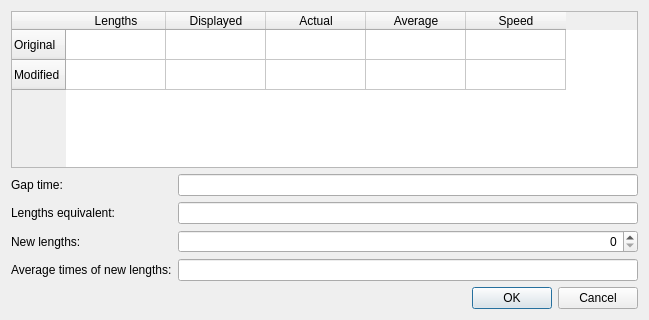
The window that ui/editgap.ui (ihewitt/poolviewer) describes before a commit, drawn with Qt 5.
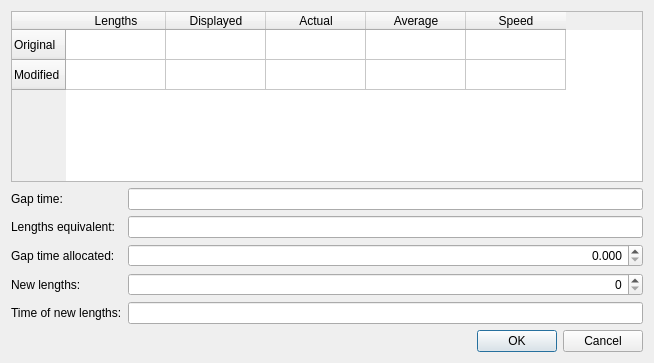
The same window after the commit.

Commit message:
EditGap: allow to select how much of the gap time to allocate to lenghts.
Andrea

Patch:
```diff
--- a/ui/editgap.ui
+++ b/ui/editgap.ui
@@ -6,8 +6,8 @@
    <rect>
     <x>0</x>
     <y>0</y>
-    <width>649</width>
-    <height>320</height>
+    <width>654</width>
+    <height>363</height>
    </rect>
   </property>
   <property name="windowTitle">
@@ -55,8 +55,8 @@
    </item>
    <item row="2" column="0">
     <layout class="QGridLayout" name="gridLayout_2">
-     <item row="2" column="1">
-      <widget class="QSpinBox" name="lengthsSpin">
+     <item row="3" column="1">
+      <widget class="QSpinBox" name="newLengthsSpin">
        <property name="alignment">
         <set>Qt::AlignRight|Qt::AlignTrailing|Qt::AlignVCenter</set>
        </property>
@@ -69,7 +69,7 @@
        </property>
       </widget>
      </item>
-     <item row="2" column="0">
+     <item row="3" column="0">
       <widget class="QLabel" name="label_2">
        <property name="text">
         <string>New lengths:</string>
@@ -83,15 +83,18 @@
        </property>
       </widget>
      </item>
-     <item row="3" column="0">
+     <item row="5" column="0">
       <widget class="QLabel" name="label_4">
        <property name="text">
-        <string>Average times of new lengths:</string>
+        <string>Time of new lengths:</string>
        </property>
       </widget>
      </item>
      <item row="0" column="1">
       <widget class="QLineEdit" name="gapTimeEdit">
+       <property name="enabled">
+        <bool>true</bool>
+       </property>
        <property name="alignment">
         <set>Qt::AlignRight|Qt::AlignTrailing|Qt::AlignVCenter</set>
        </property>
@@ -102,6 +105,9 @@
      </item>
      <item row="1" column="1">
       <widget class="QLineEdit" name="lengthsEquivalentEdit">
+       <property name="enabled">
+        <bool>true</bool>
+       </property>
        <property name="alignment">
         <set>Qt::AlignRight|Qt::AlignTrailing|Qt::AlignVCenter</set>
        </property>
@@ -110,8 +116,8 @@
        </property>
       </widget>
      </item>
-     <item row="3" column="1">
-      <widget class="QLineEdit" name="averageTimeEdit">
+     <item row="5" column="1">
+      <widget class="QLineEdit" name="lengthTimeEdit">
        <property name="alignment">
         <set>Qt::AlignRight|Qt::AlignTrailing|Qt::AlignVCenter</set>
        </property>
@@ -120,6 +126,26 @@
        </property>
       </widget>
      </item>
+     <item row="2" column="0">
+      <widget class="QLabel" name="label_5">
+       <property name="text">
+        <string>Gap time allocated:</string>
+       </property>
+      </widget>
+     </item>
+     <item row="2" column="1">
+      <widget class="QDoubleSpinBox" name="gapTimeUsedSpin">
+       <property name="alignment">
+        <set>Qt::AlignRight|Qt::AlignTrailing|Qt::AlignVCenter</set>
+       </property>
+       <property name="decimals">
+        <number>3</number>
+       </property>
+       <property name="singleStep">
+        <double>0.125000000000000</double>
+       </property>
+      </widget>
+     </item>
     </layout>
    </item>
    <item row="4" column="0">
```
The commit also changes 2 other files.
